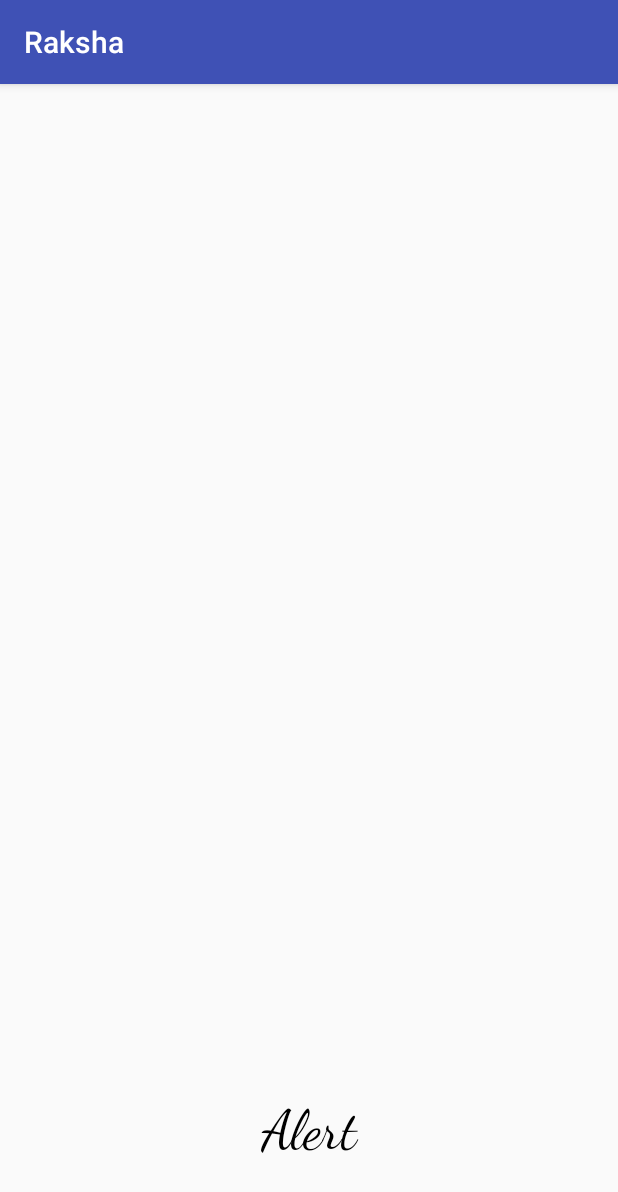
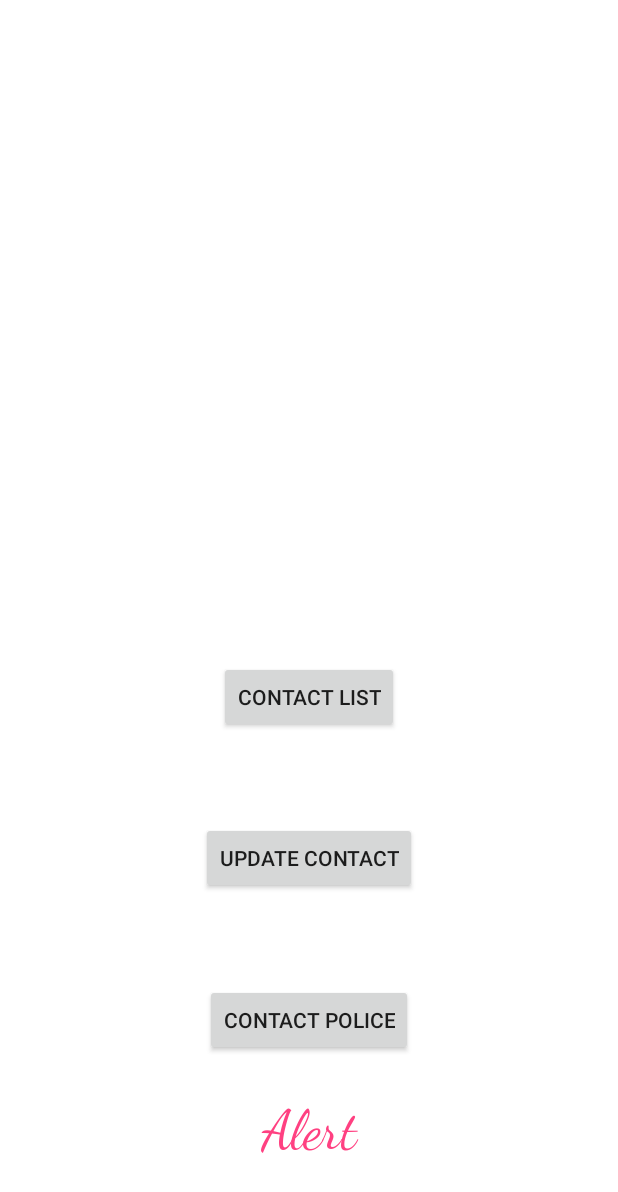
Before and after one commit to mohanmohadikar/Raksha, an Android app: the screen it shows after launch (MainActivity), on a phone screen of 412 x 824 dp. Shown: the top 1192 px of the screen. Run offline under Robolectric (Android 15) with nearby library versions, the phone set to English and light mode, and no system bars.

Commit message:
ListView Added

```diff
--- a/app/build.gradle
+++ b/app/build.gradle
@@ -25,8 +25,10 @@ android {
 dependencies {
     implementation fileTree(dir: 'libs', include: ['*.jar'])
     implementation 'com.android.support:appcompat-v7:26.1.0'
+    implementation 'com.android.support:design:26.1.0'
     implementation 'com.android.support.constraint:constraint-layout:1.1.3'
     testImplementation 'junit:junit:4.12'
     androidTestImplementation 'com.android.support.test:runner:1.0.2'
     androidTestImplementation 'com.android.support.test.espresso:espresso-core:3.0.2'
+    implementation 'com.google.android.gms:play-services-maps:15.0.1'
 }
--- a/app/src/main/java/com/example/mohanmmohadikar/raksha/MainActivity.java
+++ b/app/src/main/java/com/example/mohanmmohadikar/raksha/MainActivity.java
@@ -7,24 +7,33 @@ import android.location.Location;
 import android.location.LocationListener;
 import android.location.LocationManager;
 import android.location.LocationProvider;
+import android.net.Uri;
 import android.provider.Settings;
 import android.support.annotation.NonNull;
 import android.support.v4.app.ActivityCompat;
 import android.support.v4.content.ContextCompat;
 import android.support.v7.app.AppCompatActivity;
 import android.os.Bundle;
+import android.support.v7.widget.Toolbar;
 import android.telephony.SmsManager;
 import android.view.View;
+import android.webkit.WebChromeClient;
+import android.webkit.WebView;
+import android.webkit.WebViewClient;
+import android.widget.Button;
 import android.widget.TextView;
 import android.widget.Toast;
 
 public class MainActivity extends AppCompatActivity {
 
     private TextView tv1;
+    private Button b2,b1, cl;
+
     private String message = "this is testing ";
-    private String num1 = "9545319111";
+    private String num = "9545319111";
+    String num1,num2,num3,num4,num5;
 
-    String LOCATE, LATTI,LONGI;
+    String LOCATE, LATTI, LONGI;
     double latti;
     double longi;
 
@@ -40,38 +49,119 @@ public class MainActivity extends AppCompatActivity {
         super.onCreate(savedInstanceState);
         setContentView(R.layout.activity_main);
 
-        tv1 = (TextView) findViewById(R.id.tv1);
+        Intent i = getIntent();
+        num1 = i.getStringExtra("k1");
+        num2 = i.getStringExtra("k2");
+        num3 = i.getStringExtra("k3");
+        num4 = i.getStringExtra("k4");
+        num5 = i.getStringExtra("k5");
 
+
+
+
+        tv1 = (TextView)findViewById(R.id.tv1);
+        b1 = (Button)findViewById(R.id.b1);
+        b2 = (Button)findViewById(R.id.b2);
+        cl = (Button)findViewById(R.id.cl);
+
+
+        cl.setOnClickListener(v->{
+            Intent in = new Intent(MainActivity.this, ListContact.class);
+
+            //Intent i = new Intent(Contacts.this, ContactList.class);
+
+
+            in.putExtra("key1", num1);
+            in.putExtra("key2", num2);
+            in.putExtra("key3", num3);
+            in.putExtra("key4", num4);
+            in.putExtra("key5", num5);
+
+            startActivity(in);
+        });
+
+
+        b1.setOnClickListener(v->{
+
+            Intent in = new Intent(this, Contacts.class);
+            startActivity(in);
+
+
+        });
+
+
+        b2.setOnClickListener(v->{
+
+            makeCall();
+
+        });
 
 
         tv1.setOnClickListener(v -> {
 
 
 
+            if(ContextCompat.checkSelfPermission(MainActivity.this,Manifest.permission.SEND_SMS)
+                    != PackageManager.PERMISSION_GRANTED){
+                ActivityCompat.requestPermissions(MainActivity.this, new String[]{Manifest.permission.SEND_SMS}, MyPermission);
+            }else{
                 getLocation(v);
-                LOCATE =LATTI+" "+LONGI;
+                LOCATE = LATTI + " " + LONGI;
                 SmsManager sms = SmsManager.getDefault();
-                sms.sendTextMessage(num1,null,message + LOCATE,null,null);
+
+                if(num1!=null&&num1!="Contact number not updated"){
+                    sms.sendTextMessage(num1, null, message , null, null);
+                }
+                if(num2!=null&&num2!="Contact number not updated"){
+                    sms.sendTextMessage(num2, null, message , null, null);
+                }
+                if(num3!=null&&num3!="Contact number not updated"){
+                    sms.sendTextMessage(num3, null, message , null, null);
+                }
+                if(num4!=null&&num4!="Contact number not updated"){
+                    sms.sendTextMessage(num4, null, message , null, null);
+                }
+                if(num5!=null&&num5!="Contact number not updated"){
+                    sms.sendTextMessage(num5, null, message , null, null);
+                }
 
 
 
 
 
-            Toast.makeText(MainActivity.this, "Success !", Toast.LENGTH_SHORT).show();
+
+
+                Toast.makeText(MainActivity.this, "Success !", Toast.LENGTH_SHORT).show();
+            }
+
+
+
         });
     }
 
+    private void makeCall() {
+        if(num1.trim().length()>2){
+            if(ContextCompat.checkSelfPermission(MainActivity.this,Manifest.permission.CALL_PHONE)
+                    != PackageManager.PERMISSION_GRANTED){
+                ActivityCompat.requestPermissions(MainActivity.this, new String[]{Manifest.permission.CALL_PHONE}, MyPermission);
+            }else{
+                String dial = "tel:"+num;
+                startActivity(new Intent(Intent.ACTION_CALL, Uri.parse(dial)));
+            }
+        }else{
+            Toast.makeText(MainActivity.this, "Enter Number ", Toast.LENGTH_SHORT).show();
+        }
+    }
 
 
-
-    public void getLocation(View view){
+    public void getLocation(View view) {
         gpsTracker = new GpsTracker(MainActivity.this);
-        if(gpsTracker.canGetLocation()){
+        if (gpsTracker.canGetLocation()) {
             latti = gpsTracker.getLatitude();
             longi = gpsTracker.getLongitude();
             LATTI = String.valueOf(latti);
             LONGI = String.valueOf(longi);
-        }else{
+        } else {
             gpsTracker.showSettingsAlert();
         }
     }
@@ -79,4 +169,6 @@ public class MainActivity extends AppCompatActivity {
 
 
 
+
+
 }
--- a/app/src/main/res/layout/activity_main.xml
+++ b/app/src/main/res/layout/activity_main.xml
@@ -4,7 +4,9 @@
     xmlns:tools="http://schemas.android.com/tools"
     android:layout_width="match_parent"
     android:layout_height="match_parent"
+    android:background="@android:color/white"
     tools:context="com.example.mohanmmohadikar.raksha.MainActivity">
+
 
     <TextView
         android:id="@+id/tv1"
@@ -13,14 +15,43 @@
         android:layout_alignParentBottom="true"
         android:layout_centerHorizontal="true"
         android:layout_marginBottom="48dp"
+        android:background="@android:color/white"
         android:fontFamily="cursive"
-        android:text="Alert"
+        android:text="@string/alert"
         android:textAlignment="center"
-        android:textColor="#000000"
+        android:textColor="@color/colorPrimary"
         android:textSize="36sp"
         app:layout_constraintBottom_toBottomOf="parent"
         app:layout_constraintLeft_toLeftOf="parent"
         app:layout_constraintRight_toRightOf="parent"
         app:layout_constraintTop_toTopOf="parent" />
 
+    <Button
+        android:id="@+id/b2"
+        android:layout_width="wrap_content"
+        android:layout_height="wrap_content"
+        android:layout_above="@+id/tv1"
+        android:layout_centerHorizontal="true"
+        android:layout_marginBottom="28dp"
+        android:text="@string/contact_police" />
+
+    <Button
+        android:id="@+id/b1"
+        android:layout_width="wrap_content"
+        android:layout_height="wrap_content"
+        android:layout_above="@+id/b2"
+        android:layout_centerHorizontal="true"
+        android:layout_marginBottom="60dp"
+        android:text="@string/update_contact" />
+
+    <Button
+        android:id="@+id/cl"
+        android:layout_width="wrap_content"
+        android:layout_height="wrap_content"
+        android:layout_above="@+id/b1"
+        android:layout_centerHorizontal="true"
+        android:layout_marginBottom="59dp"
+        android:text="Contact list" />
+
+
 </RelativeLayout>
--- a/app/src/main/res/values/colors.xml
+++ b/app/src/main/res/values/colors.xml
@@ -1,6 +1,6 @@
 <?xml version="1.0" encoding="utf-8"?>
 <resources>
-    <color name="colorPrimary">#3F51B5</color>
-    <color name="colorPrimaryDark">#303F9F</color>
+    <color name="colorPrimary">#FF4081</color>
+    <color name="colorPrimaryDark">#b24a4b50</color>
     <color name="colorAccent">#FF4081</color>
 </resources>
--- a/app/src/main/res/values/strings.xml
+++ b/app/src/main/res/values/strings.xml
@@ -1,3 +1,13 @@
 <resources>
     <string name="app_name">Raksha</string>
+    <string name="alert">Alert</string>
+    <string name="enter_contact_details_of_the_person">Enter contact details of the person</string>
+    <string name="enter_contact_number_of_first_person">Enter contact number of first person</string>
+    <string name="enter_contact_number_of_second_person">Enter contact number of second person</string>
+    <string name="enter_contact_number_of_third_person">Enter contact number of third person</string>
+    <string name="enter_contact_number_of_fourth_person">Enter contact number of fourth person</string>
+    <string name="enter_contact_number_of_fifth_person">Enter contact number of fifth person</string>
+    <string name="contact_police">Contact Police</string>
+    <string name="update_contact">update contact</string>
+    <string name="save">save</string>
 </resources>
--- a/app/src/main/res/values/styles.xml
+++ b/app/src/main/res/values/styles.xml
@@ -1,11 +1,14 @@
 <resources>
 
     <!-- Base application theme. -->
-    <style name="AppTheme" parent="Theme.AppCompat.Light.DarkActionBar">
+    <style name="AppTheme" parent="Theme.AppCompat.Light.NoActionBar">
         <!-- Customize your theme here. -->
         <item name="colorPrimary">@color/colorPrimary</item>
         <item name="colorPrimaryDark">@color/colorPrimaryDark</item>
         <item name="colorAccent">@color/colorAccent</item>
     </style>
 
+
+
+
 </resources>
```
Also changed, not shown: app/src/main/AndroidManifest.xml (+6 -3 lines), app/src/main/java/com/example/mohanmmohadikar/raksha/ContactList.java (added, +77 -0 lines), app/src/main/java/com/example/mohanmmohadikar/raksha/Contacts.java (added, +63 -0 lines), app/src/main/java/com/example/mohanmmohadikar/raksha/Data.java (added, +24 -0 lines), app/src/main/java/com/example/mohanmmohadikar/raksha/ListContact.java (added, +69 -0 lines), app/src/main/java/com/example/mohanmmohadikar/raksha/MyAdapter.java (added, +55 -0 lines), app/src/main/res/layout/activity_contacts.xml (added, +103 -0 lines), app/src/main/res/layout/activity_list_contact.xml (added, +16 -0 lines), app/src/main/res/layout/list.xml (added, +17 -0 lines).
